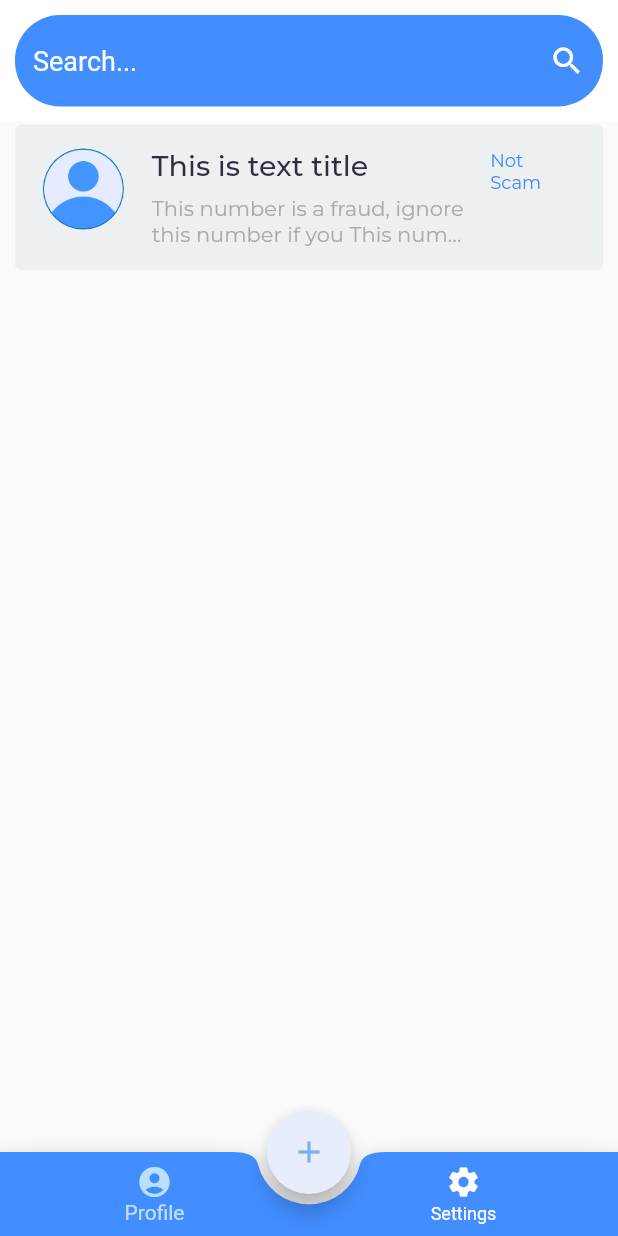
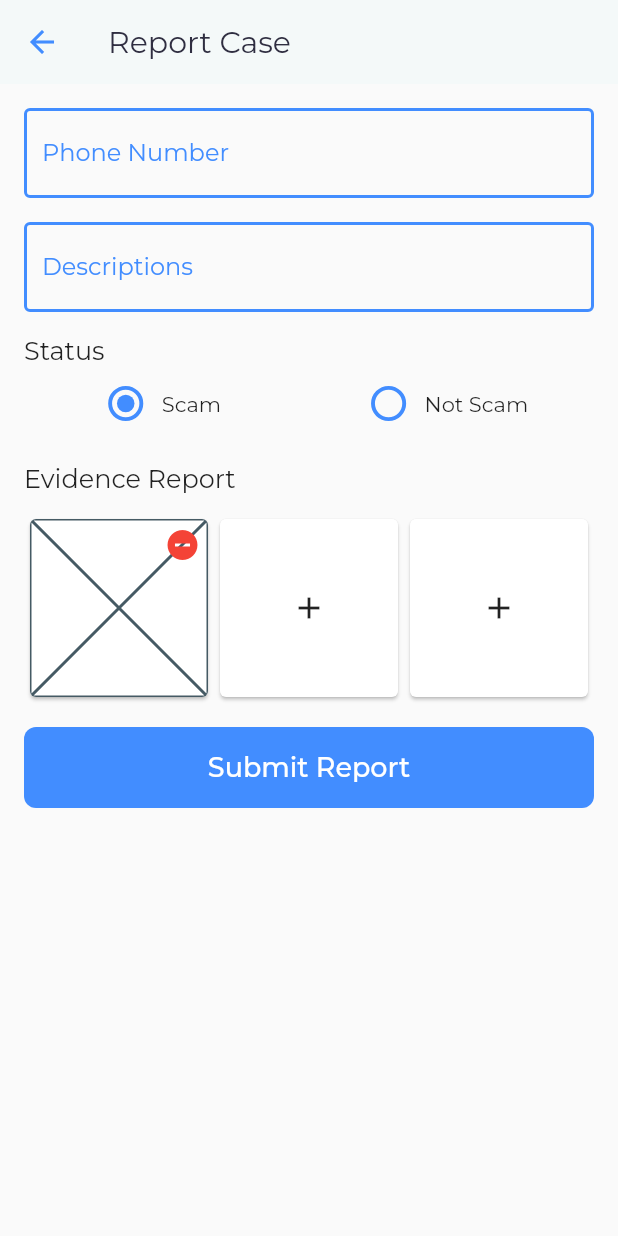
Before and after one commit to rizkyputrapb/CSD104_SUSMATIOR, a Flutter app: the HomeScreen screen opened by its route, after a tap on the "add" icon, on a phone screen of 412 x 824 dp. Run offline on Flutter 3.47's test engine with Material 2 defaults, Android fonts, the phone set to English and light mode, and no system bars; our stand-ins replace google_fonts.

Commit message:
Adding feat questionnaire_screen

```diff
--- a/lib/main.dart
+++ b/lib/main.dart
@@ -2,6 +2,7 @@ import 'package:flutter/material.dart';
 import 'package:susmatior_app/ui/screens/home/home_screen.dart';
 import 'package:susmatior_app/ui/screens/landing/landing_screen.dart';
 import 'package:susmatior_app/ui/screens/login/login_screens.dart';
+import 'package:susmatior_app/ui/screens/questionnaire/questionnaire_screens.dart';
 import 'package:susmatior_app/ui/screens/splash/splash_screen.dart';
 
 void main() {
@@ -20,6 +21,7 @@ class MyApp extends StatelessWidget {
         LandingScreen.routeName: (context) => const LandingScreen(),
         HomeScreen.routeName: (context) => const HomeScreen(),
         LoginScreen.routeName: (context) => const LoginScreen(),
+        QuestionnaireScreen.routeName: (context) => const QuestionnaireScreen(),
       },
     );
   }
--- a/lib/ui/screens/home/home_screen.dart
+++ b/lib/ui/screens/home/home_screen.dart
@@ -1,5 +1,6 @@
 import 'package:flutter/material.dart';
 import 'package:susmatior_app/ui/screens/home/widgets/card_list_scam.dart';
+import 'package:susmatior_app/ui/screens/questionnaire/questionnaire_screens.dart';
 
 class HomeScreen extends StatelessWidget {
   static const routeName = '/home_screen';
@@ -52,7 +53,9 @@ class HomeScreen extends StatelessWidget {
               // Change this listview to listview.builder if using firebase
               child: ListView(
                 children: const [
-                  CardListScam(),
+                  InkWell(
+                    child: CardListScam(),
+                  ),
                 ],
               ),
             ),
@@ -61,7 +64,9 @@ class HomeScreen extends StatelessWidget {
       ),
       floatingActionButton: FloatingActionButton(
         backgroundColor: Color(0xFFE8EDFC),
-        onPressed: () {},
+        onPressed: () {
+          Navigator.pushNamed(context, QuestionnaireScreen.routeName);
+        },
         child: const Icon(
           Icons.add,
           color: Color(0xFF7FACFA),
--- a/lib/ui/screens/login/login_screens.dart
+++ b/lib/ui/screens/login/login_screens.dart
@@ -3,6 +3,7 @@ import 'package:google_fonts/google_fonts.dart';
 import 'package:susmatior_app/constants/colors_constants.dart';
 import 'package:susmatior_app/constants/padding_constants.dart';
 import 'package:susmatior_app/constants/radius_constants.dart';
+import 'package:susmatior_app/ui/screens/home/home_screen.dart';
 import 'package:susmatior_app/ui/screens/widgets/textfield_widget.dart';
 
 class LoginScreen extends StatelessWidget {
@@ -70,14 +71,16 @@ class LoginScreen extends StatelessWidget {
                                       ),
                                     ),
                                     Container(
-                                      margin: const EdgeInsets.only(top: padding_16),
+                                      margin: const EdgeInsets.only(
+                                          top: padding_16),
                                       child: TextFormFieldWhite(
                                         label: "Email",
                                         isObscure: false,
                                       ),
                                     ),
                                     Container(
-                                      margin: const EdgeInsets.only(top: padding_16),
+                                      margin: const EdgeInsets.only(
+                                          top: padding_16),
                                       child: TextFormFieldWhite(
                                         label: "Password",
                                         isObscure: true,
@@ -88,12 +91,15 @@ class LoginScreen extends StatelessWidget {
                                 TextButton(
                                     style: ButtonStyle(
                                         backgroundColor:
-                                        MaterialStateProperty.all(buttonBlue),
+                                            MaterialStateProperty.all(
+                                                buttonBlue),
                                         shape: MaterialStateProperty.all(
                                             RoundedRectangleBorder(
                                                 borderRadius:
-                                                BorderRadius.circular(radius_12)))),
-                                    onPressed: () {},
+                                                    BorderRadius.circular(
+                                                        radius_12)))),
+                                    onPressed: () => Navigator.pushNamed(
+                                        context, HomeScreen.routeName),
                                     child: Padding(
                                       padding: const EdgeInsets.symmetric(
                                           vertical: padding_8, horizontal: 32),
--- /dev/null
+++ b/lib/ui/screens/questionnaire/questionnaire_screens.dart
@@ -0,0 +1,240 @@
+import 'package:flutter/material.dart';
+import 'package:google_fonts/google_fonts.dart';
+import 'package:susmatior_app/constants/padding_constants.dart';
+
+class QuestionnaireScreen extends StatefulWidget {
+  static const routeName = '/questionnaire_screen';
+  const QuestionnaireScreen({Key? key}) : super(key: key);
+
+  @override
+  State<QuestionnaireScreen> createState() => _QuestionnaireScreenState();
+}
+
+class _QuestionnaireScreenState extends State<QuestionnaireScreen> {
+  int _radioSelected = 1;
+  late String _radioVal;
+  @override
+  Widget build(BuildContext context) {
+    return Scaffold(
+      appBar: AppBar(
+        backgroundColor: Color(0xFFF4F9F9),
+        elevation: 0,
+        iconTheme: IconThemeData(
+          color: Color(0xFF428DFF),
+        ),
+        title: Text(
+          'Report Case',
+          style: GoogleFonts.montserrat(
+            color: Color(0xFF2F2E41),
+            fontWeight: FontWeight.w400,
+          ),
+        ),
+      ),
+      body: SafeArea(
+        child: LayoutBuilder(
+          builder: (context, constraint) {
+            return SingleChildScrollView(
+              child: ConstrainedBox(
+                constraints: BoxConstraints(minHeight: constraint.maxHeight),
+                child: Container(
+                  margin: const EdgeInsets.only(
+                    top: padding_16,
+                    left: padding_16,
+                    right: padding_16,
+                  ),
+                  child: Column(
+                    crossAxisAlignment: CrossAxisAlignment.start,
+                    children: [
+                      TextFormField(
+                        style: GoogleFonts.montserrat(color: Color(0xFF2F2E41)),
+                        obscureText: false,
+                        cursorColor: Color(0xFF2F2E41),
+                        decoration: InputDecoration(
+                          labelText: 'Phone Number',
+                          labelStyle:
+                              GoogleFonts.montserrat(color: Color(0xFF428DFF)),
+                          focusedBorder: const OutlineInputBorder(
+                              borderSide: BorderSide(
+                                  width: 2, color: Color(0xFF428DFF))),
+                          enabledBorder: const OutlineInputBorder(
+                              borderSide: BorderSide(
+                                  width: 2, color: Color(0xFF428DFF))),
+                        ),
+                      ),
+                      SizedBox(
+                        height: padding_16,
+                      ),
+                      TextFormField(
+                        style: GoogleFonts.montserrat(color: Color(0xFF2F2E41)),
+                        obscureText: false,
+                        cursorColor: Color(0xFF2F2E41),
+                        keyboardType: TextInputType.multiline,
+                        maxLines: null,
+                        decoration: InputDecoration(
+                          labelText: 'Descriptions',
+                          labelStyle:
+                              GoogleFonts.montserrat(color: Color(0xFF428DFF)),
+                          focusedBorder: const OutlineInputBorder(
+                              borderSide: BorderSide(
+                                  width: 2, color: Color(0xFF428DFF))),
+                          enabledBorder: const OutlineInputBorder(
+                              borderSide: BorderSide(
+                                  width: 2, color: Color(0xFF428DFF))),
+                        ),
+                      ),
+                      SizedBox(
+                        height: padding_16,
+                      ),
+                      Text(
+                        'Status',
+                        style: GoogleFonts.montserrat(
+                          fontSize: 17.0,
+                          fontWeight: FontWeight.w400,
+                        ),
+                      ),
+                      Row(
+                        mainAxisAlignment: MainAxisAlignment.spaceAround,
+                        children: [
+                          Row(
+                            children: [
+                              Transform.scale(
+                                scale: 1.3,
+                                child: Radio(
+                                  value: 1,
+                                  groupValue: _radioSelected,
+                                  onChanged: (value) {
+                                    setState(() {
+                                      value = _radioSelected;
+                                      _radioVal = 'Scam';
+                                    });
+                                  },
+                                  activeColor: Color(0xFF428DFF),
+                                  fillColor: MaterialStateColor.resolveWith(
+                                    (states) => Color(0xFF428DFF),
+                                  ),
+                                ),
+                              ),
+                              Text(
+                                'Scam',
+                                style: GoogleFonts.montserrat(),
+                              ),
+                            ],
+                          ),
+                          Row(
+                            children: [
+                              Transform.scale(
+                                scale: 1.3,
+                                child: Radio(
+                                  value: 2,
+                                  groupValue: _radioSelected,
+                                  onChanged: (value) {
+                                    setState(() {
+                                      value = _radioSelected;
+                                      _radioVal = 'Scam';
+                                    });
+                                  },
+                                  activeColor: Color(0xFF428DFF),
+                                  fillColor: MaterialStateColor.resolveWith(
+                                    (states) => Color(0xFF428DFF),
+                                  ),
+                                ),
+                              ),
+                              Text(
+                                'Not Scam',
+                                style: GoogleFonts.montserrat(),
+                              ),
+                            ],
+                          ),
+                        ],
+                      ),
+                      SizedBox(
+                        height: padding_16,
+                      ),
+                      Text(
+                        'Evidence Report',
+                        style: GoogleFonts.montserrat(
+                          fontSize: 17.0,
+                          fontWeight: FontWeight.w400,
+                        ),
+                      ),
+                      SizedBox(
+                        height: padding_12,
+                      ),
+                      GridView.count(
+                        shrinkWrap: true,
+                        crossAxisCount: 3,
+                        children: [
+                          Card(
+                            clipBehavior: Clip.antiAlias,
+                            child: Stack(
+                              children: [
+                                Placeholder(),
+                                Positioned(
+                                  right: 5,
+                                  top: 5,
+                                  child: InkWell(
+                                    onTap: () {},
+                                    child: Icon(
+                                      Icons.remove_circle,
+                                      color: Colors.red,
+                                    ),
+                                  ),
+                                ),
+                              ],
+                            ),
+                          ),
+                          Card(
+                            child: IconButton(
+                              icon: Icon(Icons.add),
+                              onPressed: () {},
+                            ),
+                          ),
+                          Card(
+                            child: IconButton(
+                              icon: Icon(Icons.add),
+                              onPressed: () {},
+                            ),
+                          ),
+                        ],
+                      ),
+                      SizedBox(
+                        height: padding_16,
+                      ),
+                      Container(
+                        margin: EdgeInsets.only(bottom: padding_16),
+                        child: MaterialButton(
+                          minWidth: MediaQuery.of(context).size.width,
+                          padding: EdgeInsets.all(padding_16),
+                          onPressed: () {},
+                          color: Color(0xFF428DFF),
+                          elevation: 0,
+                          hoverElevation: 0,
+                          focusElevation: 0,
+                          highlightElevation: 0,
+                          shape: const RoundedRectangleBorder(
+                            borderRadius: BorderRadius.horizontal(
+                              left: Radius.circular(8.0),
+                              right: Radius.circular(8.0),
+                            ),
+                          ),
+                          child: Text(
+                            'Submit Report',
+                            style: GoogleFonts.montserrat(
+                              fontWeight: FontWeight.w500,
+                              color: Colors.white,
+                              fontSize: 18.0,
+                            ),
+                          ),
+                        ),
+                      ),
+                    ],
+                  ),
+                ),
+              ),
+            );
+          },
+        ),
+      ),
+    );
+  }
+}
--- a/pubspec.yaml
+++ b/pubspec.yaml
@@ -61,6 +61,7 @@ flutter:
   # To add assets to your application, add an assets section, like this:
   assets:
     - assets/images/img_splash_picture.png
+    - assets/images/img_login_picture.png
     - assets/icons/ic_user_scam.png
 
 
```
